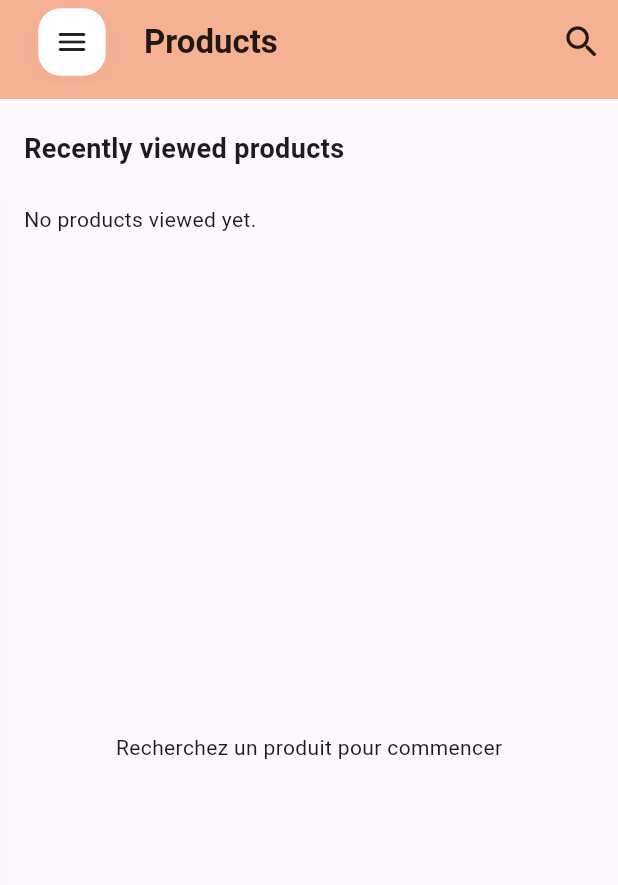
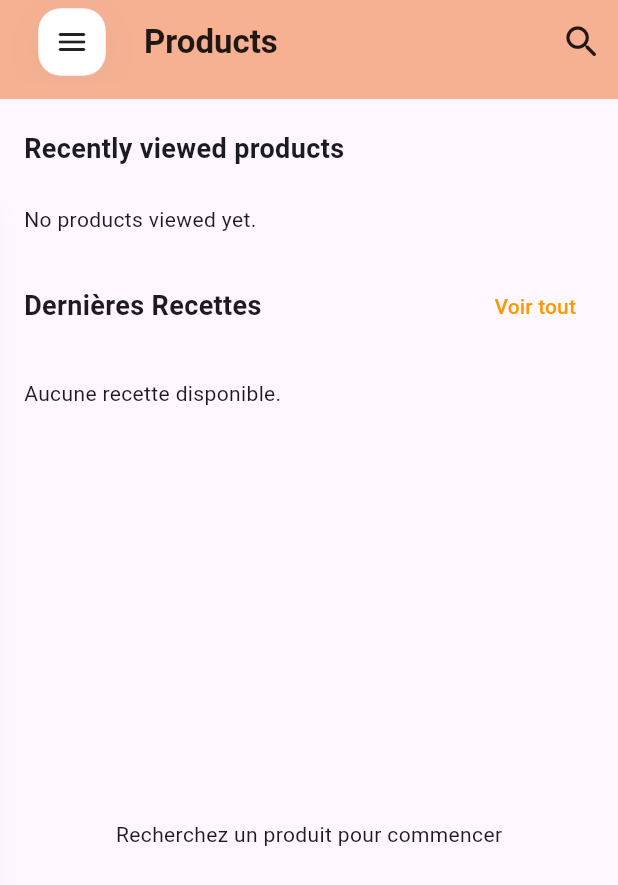
Before and after one commit to fortwoone/SmartBites, a Flutter app: the HomeScreen screen opened by its route, on a phone screen of 412 x 824 dp. Shown: the top 885 px of the screen. Run offline on Flutter 3.47's test engine with Material 3 defaults, Android fonts, the phone set to English and light mode, and no system bars; our stand-ins replace google_fonts, image_picker, shared_preferences, supabase_flutter, timezone; accounts and stored records are empty; Roboto replaces fonts that are missing (Recursive).

Commit message:
dashboard recipes

```diff
--- a/lib/main.dart
+++ b/lib/main.dart
@@ -17,7 +17,8 @@ import 'screens/recipes_search_screen.dart';
 import 'screens/shopping_list.dart';
 import 'screens/profile_screen.dart';
 import 'utils/color_constants.dart';
-import 'package:SmartBites/widgets/recent_products_widget.dart';
+import 'widgets/recent_products_widget.dart';
+import 'widgets/recent_recipes_widget.dart';
 
 Future<void> main() async {
     WidgetsFlutterBinding.ensureInitialized();
@@ -160,6 +161,9 @@ class _HomeScreenState extends State<HomeScreen> {
                   if (!_loading && _results.isEmpty)
                     const RecentProductsWidget(),
 
+                  if (!_loading && _results.isEmpty)
+                    const RecentRecipesWidget(),
+
                   if (_loading)
                     const Center(child: CircularProgressIndicator()),
 
--- /dev/null
+++ b/lib/widgets/recent_recipes_widget.dart
@@ -0,0 +1,151 @@
+import 'package:flutter/material.dart';
+import 'package:supabase_flutter/supabase_flutter.dart';
+
+class RecentRecipesWidget extends StatefulWidget {
+  const RecentRecipesWidget({super.key});
+
+  @override
+  State<RecentRecipesWidget> createState() => _RecentRecipesWidgetState();
+}
+
+class _RecentRecipesWidgetState extends State<RecentRecipesWidget> {
+  final SupabaseClient supabase = Supabase.instance.client;
+
+  Future<List<Map<String, dynamic>>> fetchRecentRecipes() async {
+    // Récupère les 3 dernières recettes ajoutées
+    // Note : On suppose que vos colonnes sont 'nom', 'image_url' et 'created_at'
+    final response = await supabase
+        .from('Recettes')
+        .select()
+        .order('created_at', ascending: false)
+        .limit(3);
+
+    return List<Map<String, dynamic>>.from(response);
+  }
+
+  @override
+  Widget build(BuildContext context) {
+    return Column(
+      crossAxisAlignment: CrossAxisAlignment.start,
+      children: [
+        Padding(
+          padding: const EdgeInsets.symmetric(horizontal: 16.0, vertical: 8.0),
+          child: Row(
+            mainAxisAlignment: MainAxisAlignment.spaceBetween,
+            children: [
+              const Text(
+                "Dernières Recettes",
+                style: TextStyle(fontSize: 18, fontWeight: FontWeight.bold),
+              ),
+              TextButton(
+                onPressed: () => Navigator.pushNamed(context, '/recipe'),
+                child: const Text("Voir tout", style: TextStyle(color: Colors.orange)),
+              ),
+            ],
+          ),
+        ),
+        FutureBuilder<List<Map<String, dynamic>>>(
+          future: fetchRecentRecipes(),
+          builder: (context, snapshot) {
+            if (snapshot.connectionState == ConnectionState.waiting) {
+              return const SizedBox(height: 180, child: Center(child: CircularProgressIndicator()));
+            }
+
+            if (snapshot.hasError) {
+              return Padding(
+                padding: const EdgeInsets.all(16.0),
+                child: Text("Erreur lors du chargement des recettes"),
+              );
+            }
+
+            final recipes = snapshot.data ?? [];
+
+            if (recipes.isEmpty) {
+              return const Padding(
+                padding: EdgeInsets.all(16.0),
+                child: Text("Aucune recette disponible."),
+              );
+            }
+
+            return SizedBox(
+              height: 200, // Un peu plus haut pour les recettes
+              child: ListView.builder(
+                scrollDirection: Axis.horizontal,
+                padding: const EdgeInsets.symmetric(horizontal: 12),
+                itemCount: recipes.length,
+                itemBuilder: (context, index) {
+                  final recipe = recipes[index];
+                  return Container(
+                    width: 200, // Plus large pour un aspect "fiche recette"
+                    margin: const EdgeInsets.all(8),
+                    decoration: BoxDecoration(
+                      color: Colors.white,
+                      borderRadius: BorderRadius.circular(15),
+                      boxShadow: [
+                        BoxShadow(
+                          color: Colors.black.withValues(alpha: 0.05),
+                          blurRadius: 10,
+                          offset: const Offset(0, 5),
+                        )
+                      ],
+                    ),
+                    child: Column(
+                      crossAxisAlignment: CrossAxisAlignment.start,
+                      children: [
+                        Expanded(
+                          flex: 3,
+                          child: ClipRRect(
+                            borderRadius: const BorderRadius.vertical(top: Radius.circular(15)),
+                            child: recipe['image_url'] != null
+                                ? Image.network(
+                              recipe['image_url'],
+                              fit: BoxFit.cover,
+                              width: double.infinity,
+                            )
+                                : Container(
+                              color: Colors.grey[200],
+                              child: const Icon(Icons.restaurant, color: Colors.grey),
+                            ),
+                          ),
+                        ),
+                        Expanded(
+                          flex: 2,
+                          child: Padding(
+                            padding: const EdgeInsets.all(10.0),
+                            child: Column(
+                              crossAxisAlignment: CrossAxisAlignment.start,
+                              mainAxisAlignment: MainAxisAlignment.center,
+                              children: [
+                                Text(
+                                  recipe['name'] ?? 'Recette sans nom',
+                                  maxLines: 1,
+                                  overflow: TextOverflow.ellipsis,
+                                  style: const TextStyle(fontWeight: FontWeight.bold, fontSize: 14),
+                                ),
+                                const SizedBox(height: 4),
+                                Row(
+                                  children: [
+                                    const Icon(Icons.timer_outlined, size: 14, color: Colors.grey),
+                                    const SizedBox(width: 4),
+                                    Text(
+                                      "${recipe['time_preparation'] ?? 'unknown'} min",
+                                      style: const TextStyle(color: Colors.grey, fontSize: 12),
+                                    ),
+                                  ],
+                                ),
+                              ],
+                            ),
+                          ),
+                        ),
+                      ],
+                    ),
+                  );
+                },
+              ),
+            );
+          },
+        ),
+      ],
+    );
+  }
+}
```
